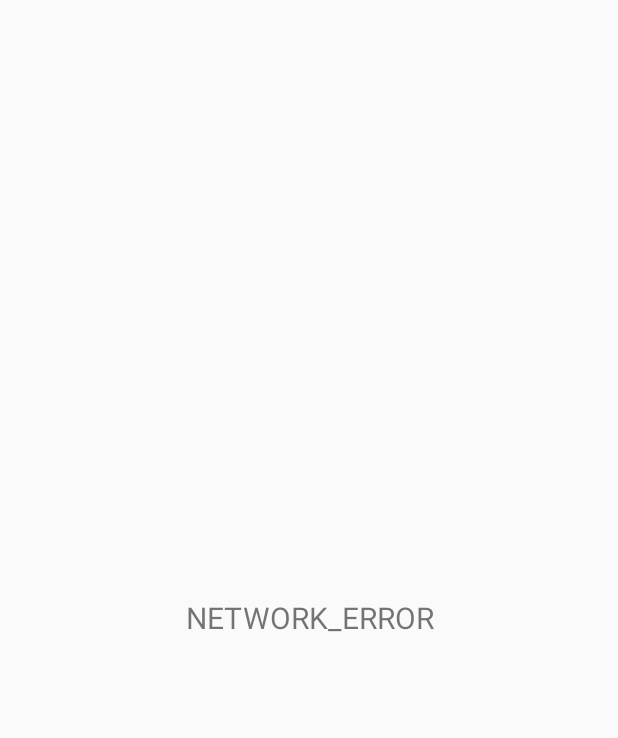
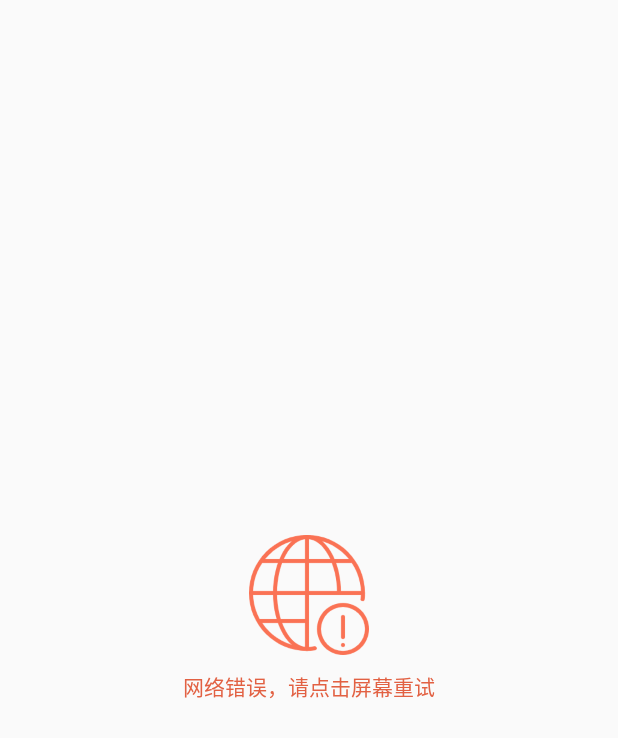
Before and after one commit to Lsonerose/Himalaya, an Android app: the layout recommend_network_error_layout.xml on its own in the app's theme, with its tools: preview values and no code run, on a phone screen of 412 x 824 dp. Shown: the top 738 px of the screen. Run offline under Robolectric (Android 15) with nearby library versions, the phone set to English and light mode, and no system bars.

Commit message:
'实现网络错误时点击重新加载功能'

```diff
--- a/app/src/main/res/layout/recommend_network_error_layout.xml
+++ b/app/src/main/res/layout/recommend_network_error_layout.xml
@@ -1,12 +1,30 @@
 <?xml version="1.0" encoding="utf-8"?>
 <android.support.constraint.ConstraintLayout
+
     xmlns:android="http://schemas.android.com/apk/res/android"
     android:layout_width="match_parent"
-    android:layout_height="match_parent">
-    <TextView
-        android:layout_width="match_parent"
-        android:layout_height="match_parent"
-        android:gravity="center"
-        android:textSize="20sp"
-        android:text="NETWORK_ERROR"/>
+    android:layout_height="match_parent"
+    xmlns:app="http://schemas.android.com/apk/res-auto">
+    <LinearLayout
+        android:id="@+id/recommend_network_error_icon"
+        android:layout_width="wrap_content"
+        android:layout_height="wrap_content"
+        app:layout_constraintLeft_toLeftOf="parent"
+        app:layout_constraintRight_toRightOf="parent"
+        app:layout_constraintTop_toTopOf="parent"
+        app:layout_constraintBottom_toBottomOf="parent"
+        android:orientation="vertical"
+        android:gravity="center_horizontal">
+        <ImageView
+            android:layout_width="80dp"
+            android:layout_height="80dp"
+            android:src="@drawable/network_error"/>
+        <TextView
+            android:layout_width="wrap_content"
+            android:layout_height="wrap_content"
+            android:gravity="center"
+            android:text="网络错误，请点击屏幕重试"
+            android:layout_marginTop="10dp"
+            android:textColor="@color/mainTextColor"/>
+    </LinearLayout>
 </android.support.constraint.ConstraintLayout>
--- a/app/src/main/res/values/colors.xml
+++ b/app/src/main/res/values/colors.xml
@@ -5,4 +5,5 @@
     <color name="colorAccent">#FF4081</color>
 
     <color name="mainColor">#FA7254</color>
+    <color name="mainTextColor">#e26143</color>
 </resources>
```
Also changed, not shown: app/src/main/java/com/example/rose/himalaya/fragments/RecommendFragment.java (+14 -1 lines), app/src/main/java/com/example/rose/himalaya/view/UILoader.java (+22 -1 lines).
